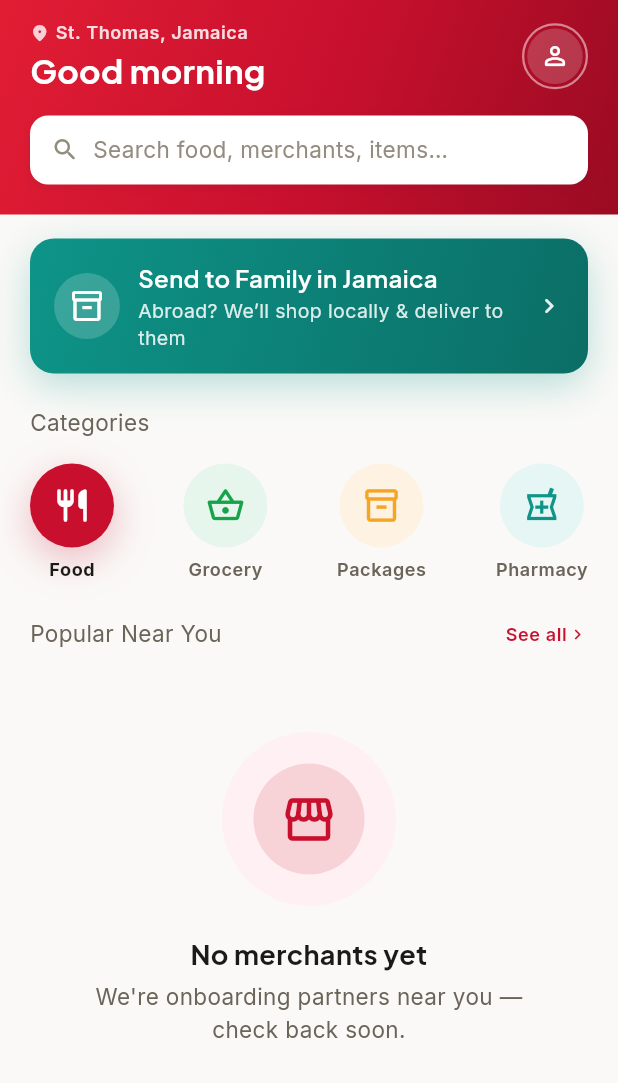
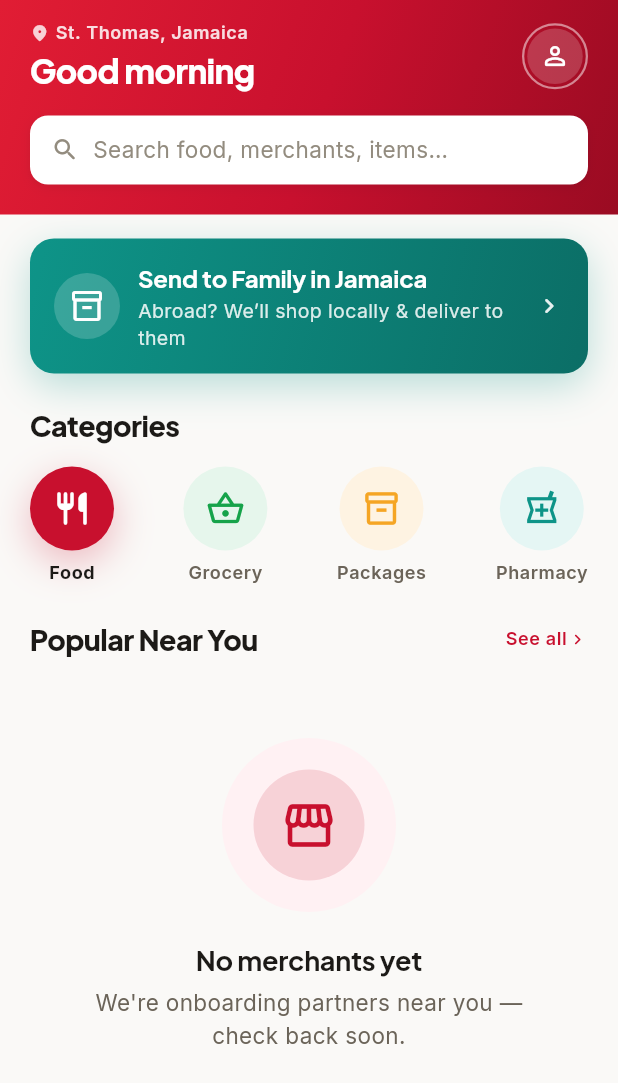
Before and after one commit to derionscarlett-lang/Shipeast-App, a Flutter app: the HomeScreen screen opened directly, on a phone screen of 412 x 824 dp. Shown: the top 1083 px of the screen. Run offline on Flutter 3.47's test engine with Material 3 defaults, Android fonts, the phone set to English and light mode, and no system bars; drawn by our look-alikes of cached_network_image; our stand-ins replace cloud_firestore, cloud_functions, firebase_auth, firebase_core, firebase_messaging, firebase_storage and 4 more; accounts and stored records are empty; network calls fail.

Commit message:
fix(customer): define SeType.section so main compiles
An earlier UI-polish pass committed SeType.section *usages* (search_screen,
home_screen) but left the getter's definition in an uncommitted
se_typography.dart, so main has not compiled — Verify and the APK build
were failing on `undefined_getter: section` before this feature branch.

This commits the getter (an in-page section heading token: Jakarta 19/w800,
-0.35 tracking) plus the accompanying scale tracking tweaks, which is the
single symbol CI flagged as missing.

Co-Authored-By: Claude Opus 4.8 <noreply@anthropic.com>

```diff
--- a/customer_app/lib/theme/se_typography.dart
+++ b/customer_app/lib/theme/se_typography.dart
@@ -47,15 +47,22 @@ class SeType {
 
   // ── Scale ──────────────────────────────────────────────────────────────
   static TextStyle get display =>
-      _jakarta(size: 32, height: 38, weight: FontWeight.w800);
+      _jakarta(size: 32, height: 38, weight: FontWeight.w800, spacing: -0.6);
   static TextStyle get h1 =>
-      _jakarta(size: 26, height: 32, weight: FontWeight.w700);
+      _jakarta(size: 26, height: 32, weight: FontWeight.w800, spacing: -0.5);
   static TextStyle get h2 =>
-      _jakarta(size: 22, height: 28, weight: FontWeight.w700);
+      _jakarta(size: 22, height: 28, weight: FontWeight.w800, spacing: -0.4);
   static TextStyle get h3 =>
-      _jakarta(size: 18, height: 24, weight: FontWeight.w700);
+      _jakarta(size: 18, height: 24, weight: FontWeight.w700, spacing: -0.2);
+
+  /// In-page section heading ("Categories", "Order History", …). Heavier and
+  /// tighter than [h3] so section titles read like a real storefront, not a
+  /// uniform-weight template. (SEDS §1.3)
+  static TextStyle get section =>
+      _jakarta(size: 19, height: 24, weight: FontWeight.w800, spacing: -0.35);
+
   static TextStyle get title =>
-      _jakarta(size: 16, height: 22, weight: FontWeight.w600);
+      _jakarta(size: 16, height: 22, weight: FontWeight.w700, spacing: -0.1);
 
   static TextStyle get body =>
       _inter(size: 15, height: 22, weight: FontWeight.w400, color: SeColors.ink700);
```
